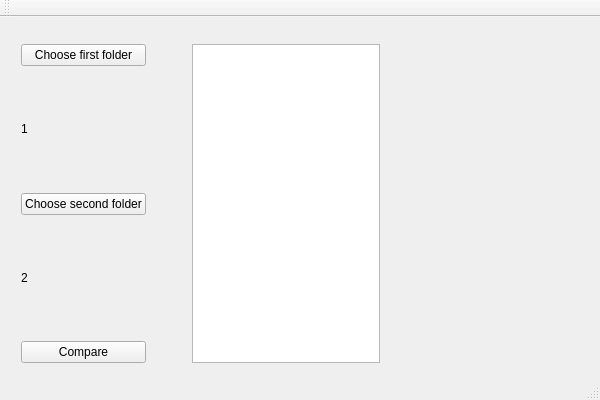
Old version of the form SearchIdenticalApplication/SearchIdenticalApplication/ui/SearchIndeticalApplication.ui in the repository KulyginaJulia/Search-identical-files.
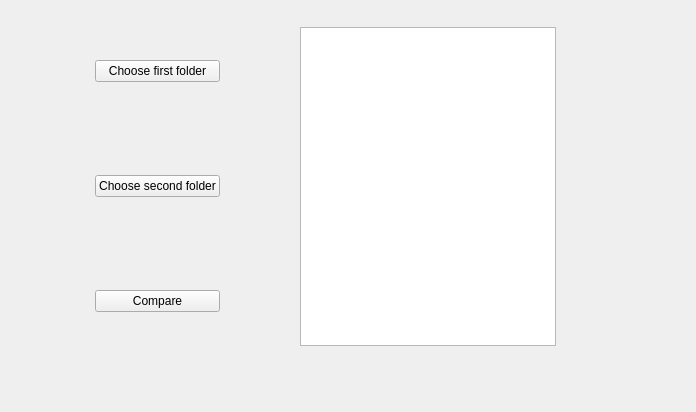
New version of the form.

Diff of the .ui file:
```diff
--- a/SearchIdenticalApplication/SearchIdenticalApplication/ui/SearchIndeticalApplication.ui
+++ b/SearchIdenticalApplication/SearchIdenticalApplication/ui/SearchIndeticalApplication.ui
@@ -6,8 +6,8 @@
    <rect>
     <x>0</x>
     <y>0</y>
-    <width>600</width>
-    <height>400</height>
+    <width>696</width>
+    <height>412</height>
    </rect>
   </property>
   <property name="windowTitle">
@@ -19,13 +19,39 @@
      <rect>
       <x>10</x>
       <y>16</y>
-      <width>381</width>
+      <width>631</width>
       <height>341</height>
      </rect>
     </property>
     <layout class="QHBoxLayout" name="horizontalLayout">
+     <item>
+      <spacer name="horizontalSpacer_3">
+       <property name="orientation">
+        <enum>Qt::Horizontal</enum>
+       </property>
+       <property name="sizeHint" stdset="0">
+        <size>
+         <width>40</width>
+         <height>20</height>
+        </size>
+       </property>
+      </spacer>
+     </item>
      <item>
       <layout class="QVBoxLayout" name="verticalLayout">
+       <item>
+        <spacer name="verticalSpacer_6">
+         <property name="orientation">
+          <enum>Qt::Vertical</enum>
+         </property>
+         <property name="sizeHint" stdset="0">
+          <size>
+           <width>20</width>
+           <height>40</height>
+          </size>
+         </property>
+        </spacer>
+       </item>
        <item>
         <widget class="QPushButton" name="folder1Button">
          <property name="text">
@@ -52,7 +78,7 @@
        <item>
         <widget class="QLabel" name="path1Label">
          <property name="text">
-          <string>1</string>
+          <string/>
          </property>
          <property name="wordWrap">
           <bool>true</bool>
@@ -98,7 +124,7 @@
           <bool>true</bool>
          </property>
          <property name="text">
-          <string>2</string>
+          <string/>
          </property>
          <property name="wordWrap">
           <bool>true</bool>
@@ -125,6 +151,19 @@
          </property>
         </widget>
        </item>
+       <item>
+        <spacer name="verticalSpacer_5">
+         <property name="orientation">
+          <enum>Qt::Vertical</enum>
+         </property>
+         <property name="sizeHint" stdset="0">
+          <size>
+           <width>20</width>
+           <height>40</height>
+          </size>
+         </property>
+        </spacer>
+       </item>
       </layout>
      </item>
      <item>
@@ -132,9 +171,12 @@
        <property name="orientation">
         <enum>Qt::Horizontal</enum>
        </property>
+       <property name="sizeType">
+        <enum>QSizePolicy::Expanding</enum>
+       </property>
        <property name="sizeHint" stdset="0">
         <size>
-         <width>108</width>
+         <width>50</width>
          <height>51</height>
         </size>
        </property>
@@ -147,18 +189,22 @@
        </property>
       </widget>
      </item>
+     <item>
+      <spacer name="horizontalSpacer_2">
+       <property name="orientation">
+        <enum>Qt::Horizontal</enum>
+       </property>
+       <property name="sizeHint" stdset="0">
+        <size>
+         <width>40</width>
+         <height>20</height>
+        </size>
+       </property>
+      </spacer>
+     </item>
     </layout>
    </widget>
   </widget>
-  <widget class="QToolBar" name="mainToolBar">
-   <attribute name="toolBarArea">
-    <enum>TopToolBarArea</enum>
-   </attribute>
-   <attribute name="toolBarBreak">
-    <bool>false</bool>
-   </attribute>
-  </widget>
-  <widget class="QStatusBar" name="statusBar"/>
  </widget>
  <layoutdefault spacing="6" margin="11"/>
  <resources>
```
Left out of the diff: 6 changed lines with no effect on the pictures.
